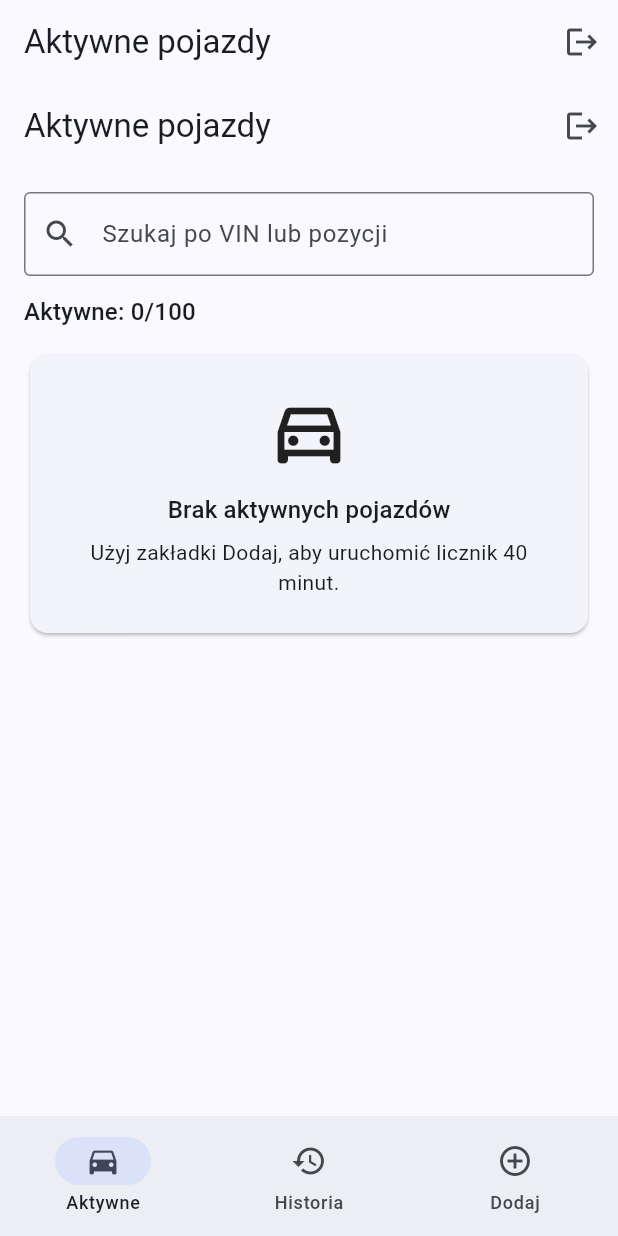
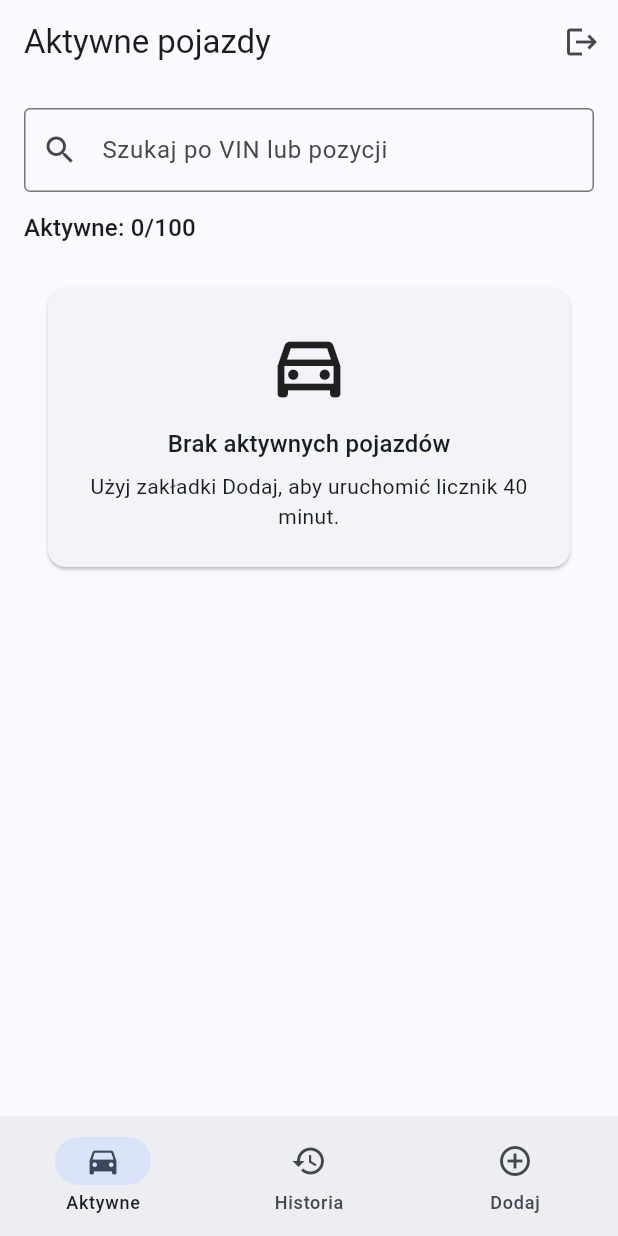
Before and after one commit to ZIVOTECH-App/VIN-App-WEGA-A, a Flutter app: the screen it shows once a user with an empty profile is signed in, on a phone screen of 412 x 824 dp. Run offline on Flutter 3.47's test engine with Material 3 defaults, Android fonts, the phone set to English and light mode, and no system bars; our stand-ins replace camera, cloud_firestore, firebase_auth, firebase_core; missing offline and left inert: google_mlkit_text_recognition; accounts and stored records are empty.

Commit message:
Unify active vehicles screen with main app shell

```diff
--- a/lib/features/vehicles/presentation/active_vehicles_screen.dart
+++ b/lib/features/vehicles/presentation/active_vehicles_screen.dart
@@ -124,18 +124,7 @@ class _ActiveVehiclesScreenState extends State<ActiveVehiclesScreen> {
         .orderBy('startedAt', descending: false)
         .snapshots();
 
-    return Scaffold(
-      appBar: AppBar(
-        title: const Text('Aktywne pojazdy'),
-        actions: [
-          IconButton(
-            tooltip: 'Wyloguj',
-            onPressed: () => FirebaseAuth.instance.signOut(),
-            icon: const Icon(Icons.logout),
-          ),
-        ],
-      ),
-      body: SafeArea(
+    return SafeArea(
       child: StreamBuilder<QuerySnapshot<Map<String, dynamic>>>(
         stream: vehiclesStream,
         builder: (context, snapshot) {
@@ -156,7 +145,8 @@ class _ActiveVehiclesScreenState extends State<ActiveVehiclesScreen> {
             if (_query.isEmpty) return true;
             final data = document.data();
             final vin = (data['vin'] as String? ?? '').toUpperCase();
-              final position = (data['position'] as String? ?? '').toUpperCase();
+            final position =
+                (data['position'] as String? ?? '').toUpperCase();
             return vin.contains(_query) || position.contains(_query);
           }).toList();
 
@@ -197,13 +187,15 @@ class _ActiveVehiclesScreenState extends State<ActiveVehiclesScreen> {
                 const _MessageView(
                   icon: Icons.directions_car_outlined,
                   title: 'Brak aktywnych pojazdów',
-                    message: 'Użyj zakładki Dodaj, aby uruchomić licznik 40 minut.',
+                  message:
+                      'Użyj zakładki Dodaj, aby uruchomić licznik 40 minut.',
                 )
               else if (filteredVehicles.isEmpty)
                 const _MessageView(
                   icon: Icons.search_off,
                   title: 'Brak wyników',
-                    message: 'Nie znaleziono pojazdu pasującego do wyszukiwania.',
+                  message:
+                      'Nie znaleziono pojazdu pasującego do wyszukiwania.',
                 )
               else
                 ...filteredVehicles.map(
@@ -216,7 +208,6 @@ class _ActiveVehiclesScreenState extends State<ActiveVehiclesScreen> {
             ],
           );
         },
-        ),
       ),
     );
   }
@@ -246,9 +237,11 @@ class _VehicleCard extends StatelessWidget {
             ? Duration.zero
             : DateTime.now().difference(startedAt);
 
+    final limitMinutes = data['limitMinutes'] as int? ?? 40;
+    final warningMinutes = limitMinutes > 5 ? limitMinutes - 5 : limitMinutes;
     final elapsedMinutes = elapsed.inMinutes;
-    final isAlarm = elapsedMinutes >= 40;
-    final isWarning = elapsedMinutes >= 35;
+    final isAlarm = elapsedMinutes >= limitMinutes;
+    final isWarning = elapsedMinutes >= warningMinutes;
     final colorScheme = Theme.of(context).colorScheme;
     final statusColor = isAlarm
         ? colorScheme.error
@@ -256,7 +249,7 @@ class _VehicleCard extends StatelessWidget {
             ? colorScheme.tertiary
             : colorScheme.primary;
     final statusText = isAlarm
-        ? 'Przekroczono 40 minut'
+        ? 'Przekroczono $limitMinutes minut'
         : isWarning
             ? 'Zbliża się limit'
             : 'W trakcie';
@@ -294,11 +287,13 @@ class _VehicleCard extends StatelessWidget {
               children: [
                 Icon(Icons.timer_outlined, size: 18, color: statusColor),
                 const SizedBox(width: 6),
-                Text(
+                Expanded(
+                  child: Text(
                     statusText,
                     style: TextStyle(
                       color: statusColor,
                       fontWeight: FontWeight.w600,
+                    ),
                   ),
                 ),
               ],
@@ -349,9 +344,11 @@ class _MessageView extends StatelessWidget {
   @override
   Widget build(BuildContext context) {
     return Card(
+      margin: const EdgeInsets.all(16),
       child: Padding(
         padding: const EdgeInsets.all(24),
         child: Column(
+          mainAxisSize: MainAxisSize.min,
           children: [
             Icon(icon, size: 56),
             const SizedBox(height: 12),
```
Lines whose indentation alone changed are shown as unchanged.
